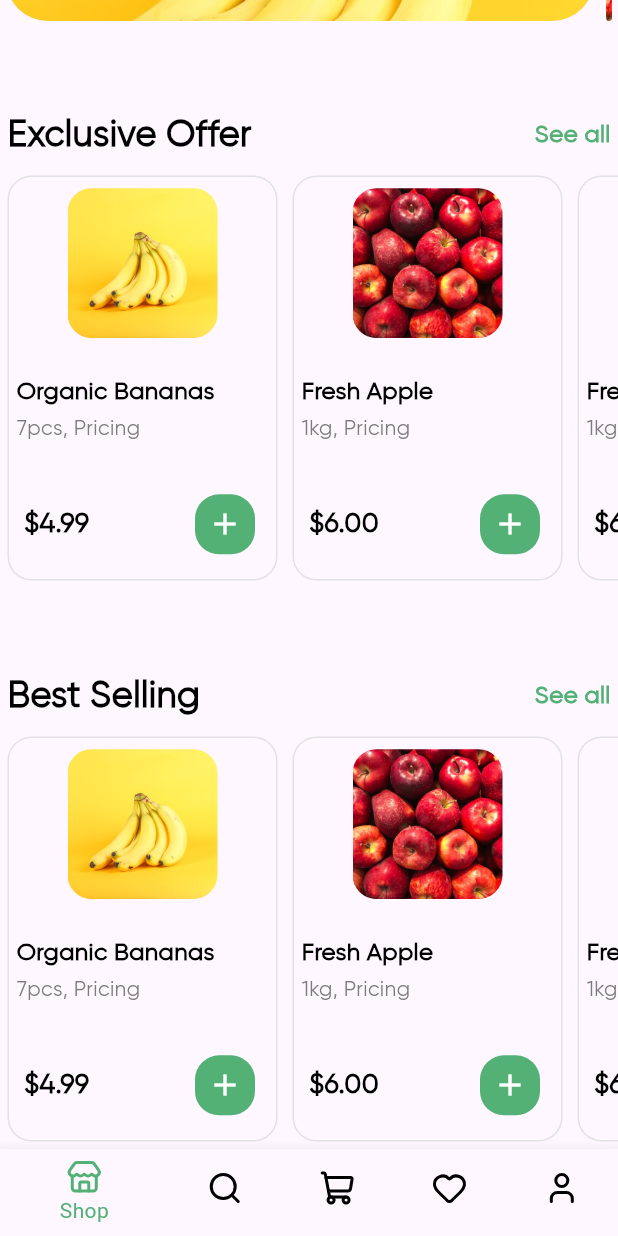
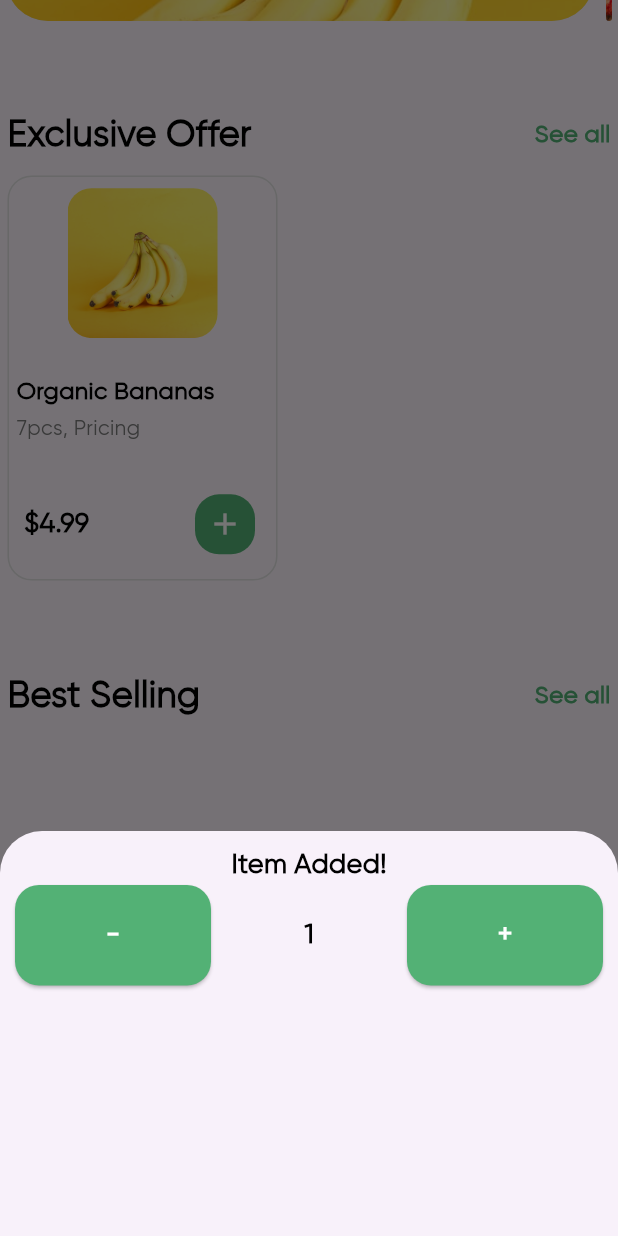
Before and after one commit to NAYRA92/flutter_course_july, a Flutter app: the HomeScreen screen opened directly, scrolled down 215 dp, after a tap on the "add" icon, on a phone screen of 412 x 824 dp. Run offline on Flutter 3.47's test engine with Material 3 defaults, Android fonts, the phone set to English and light mode, and no system bars; our stand-ins replace lucide_icons_flutter, water_drop_nav_bar.

Commit message:
modified:   lib/bottom_nav_screens/cart_page.dart 	modified:   lib/bottom_nav_screens/fav_page.dart 	modified:   lib/constant.dart 	modified:   lib/home_screen.dart

```diff
--- a/lib/bottom_nav_screens/cart_page.dart
+++ b/lib/bottom_nav_screens/cart_page.dart
@@ -40,7 +40,7 @@ class _CartPageState extends State<CartPage> {
                   children: [
                     Expanded(
                       child: app_items_card(cartItemsImages[index],
-                          cartItemsTitle[index], "7pcs, Pricing", "4.99"),
+                          cartItemsTitle[index], "7pcs, Pricing", "4.99", (){}),
                     ),
                     IconButton(
                         onPressed: () {
@@ -68,6 +68,7 @@ class _CartPageState extends State<CartPage> {
       ),
     );
   }
+
 }
 
 //example of a simple for loop
--- a/lib/bottom_nav_screens/fav_page.dart
+++ b/lib/bottom_nav_screens/fav_page.dart
@@ -40,7 +40,7 @@ class _FavPageState extends State<FavPage> {
                   children: [
                     Expanded(
                       child: app_items_card(cartItemsImages[index],
-                          cartItemsTitle[index], "7pcs, Pricing", "4.99"),
+                          cartItemsTitle[index], "7pcs, Pricing", "4.99",(){} ),
                     ),
                     IconButton(
                         onPressed: () {
@@ -68,4 +68,5 @@ class _FavPageState extends State<FavPage> {
       ),
     );
   }
+
 }
--- a/lib/constant.dart
+++ b/lib/constant.dart
@@ -29,8 +29,11 @@ TextStyle app_text_style() {
       fontFamily: "Gilroy");
 }
 
-Widget app_items_card(
-    String image_url, String item_name, String item_count, String item_price) {
+//item card for the app
+
+  Widget app_items_card(
+    String image_url, String item_name, String item_count, String item_price,
+    Function() fun) {
   return Container(
     width: 180,
     padding: const EdgeInsets.all(5),
@@ -91,7 +94,7 @@ Widget app_items_card(
                       borderRadius: BorderRadius.circular(16.0),
                     ),
                   ),
-                  onPressed: () {},
+                  onPressed: fun,
                   icon: Icon(
                     Icons.add,
                     color: Colors.white,
--- a/lib/home_screen.dart
+++ b/lib/home_screen.dart
@@ -18,6 +18,7 @@ class HomeScreen extends StatefulWidget {
 
 class _HomeScreenState extends State<HomeScreen> {
   int _selectedIndex = 0;
+  int cartCount = 1;
 
   @override
   Widget build(BuildContext context) {
@@ -82,11 +83,59 @@ class _HomeScreenState extends State<HomeScreen> {
                   scrollDirection: Axis.horizontal,
                   children: [
                     app_items_card("images/banana.jpg", "Organic Bananas",
-                        "7pcs, Pricing", "4.99"),
-                    app_items_card("images/apple.jpg", "Fresh Apple",
-                        "1kg, Pricing", "6.00"),
-                    app_items_card("images/apple.jpg", "Fresh Apple",
-                        "1kg, Pricing", "6.00"),
+                        "7pcs, Pricing", "4.99",(){
+
+                    showModalBottomSheet(context: context,
+                    builder: (BuildContext context){
+                      return StatefulBuilder(
+                        builder: (context, setState) {
+                          return Container(
+                            height: 250,
+                            width: double.infinity,
+                            margin: EdgeInsets.all(10),
+                            child: Center(
+                              child: Column(
+                                children: [
+                                  Text("Item Added!",
+                                  style: app_text_style().copyWith(
+                                    color: Colors.black,
+                                  ),),
+
+                                  Row(
+                                    mainAxisAlignment: MainAxisAlignment.spaceEvenly,
+                                    children: [
+                                      Expanded(child: app_ele_button("-", (){
+                                        if(cartCount > 1){
+                                          setState(() {
+                                            cartCount--;
+                                          });
+                                        }
+                                      })),
+                                      Expanded(child:
+                                      Center(
+                                        child: Text("$cartCount",  style: app_text_style().copyWith(
+                                                                        color: Colors.black,
+                                                                        fontSize: 18
+                                                                      ),),
+                                      )),
+                                      Expanded(child: app_ele_button("+", (){
+                                        if(cartCount < 10){
+                                          setState(() {
+                                            cartCount++;
+                                          });
+                                        }
+                                      }))
+                                    ],
+                                  )
+                                ],
+                              )),
+                          );
+                        }
+                      );
+                    });
+                  }, ),
+
+
                   ],
                 ),
               ),
@@ -123,12 +172,7 @@ class _HomeScreenState extends State<HomeScreen> {
                 child: ListView(
                   scrollDirection: Axis.horizontal,
                   children: [
-                    app_items_card("images/banana.jpg", "Organic Bananas",
-                        "7pcs, Pricing", "4.99"),
-                    app_items_card("images/apple.jpg", "Fresh Apple",
-                        "1kg, Pricing", "6.00"),
-                    app_items_card("images/apple.jpg", "Fresh Apple",
-                        "1kg, Pricing", "6.00"),
+
                   ],
                 ),
               ),
@@ -199,4 +243,5 @@ class _HomeScreenState extends State<HomeScreen> {
           ]),
     );
   }
+
 }
```
